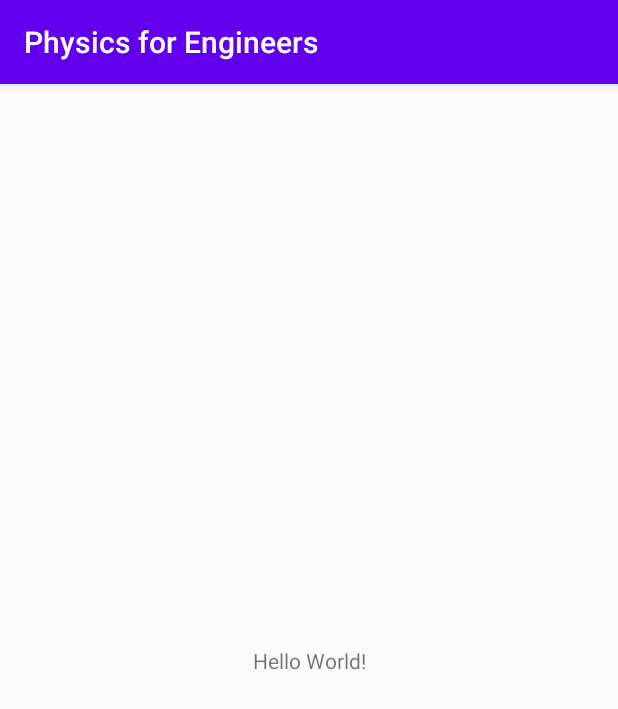
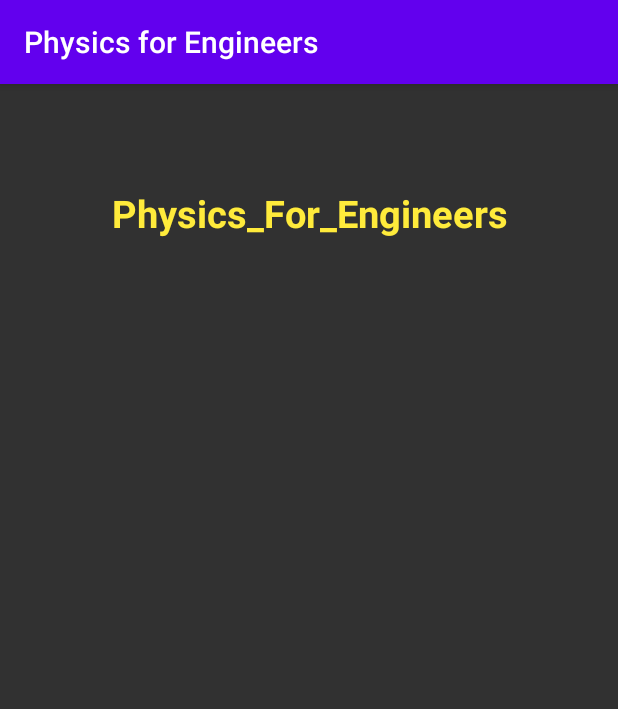
Before and after one commit to Mohammad-Alghrawe/Physics_for_Engineers, an Android app: the screen it shows after launch (MainActivity), on a phone screen of 412 x 824 dp. Shown: the top 709 px of the screen. Run offline under Robolectric (Android 15) with nearby library versions, the phone set to English and light mode, and no system bars.

Commit message:
creating the first tv

```diff
--- a/app/src/main/res/layout/activity_main.xml
+++ b/app/src/main/res/layout/activity_main.xml
@@ -4,15 +4,21 @@
     xmlns:tools="http://schemas.android.com/tools"
     android:layout_width="match_parent"
     android:layout_height="match_parent"
+    android:background="#313131"
     tools:context=".MainActivity">
 
     <TextView
         android:layout_width="wrap_content"
         android:layout_height="wrap_content"
-        android:text="Hello World!"
+        android:text="@string/physics_for_engineers"
+        android:textStyle="bold"
+        android:textSize="25sp"
+        android:textColor="#FFEB3B"
+        android:textAlignment="center"
         app:layout_constraintBottom_toBottomOf="parent"
         app:layout_constraintLeft_toLeftOf="parent"
         app:layout_constraintRight_toRightOf="parent"
-        app:layout_constraintTop_toTopOf="parent" />
+        app:layout_constraintTop_toTopOf="parent"
+        app:layout_constraintVertical_bias="0.094" />
 
 </androidx.constraintlayout.widget.ConstraintLayout>
--- a/app/src/main/res/values/strings.xml
+++ b/app/src/main/res/values/strings.xml
@@ -1,3 +1,4 @@
 <resources>
     <string name="app_name">Physics for Engineers</string>
+    <string name="physics_for_engineers">Physics_For_Engineers</string>
 </resources>
```
